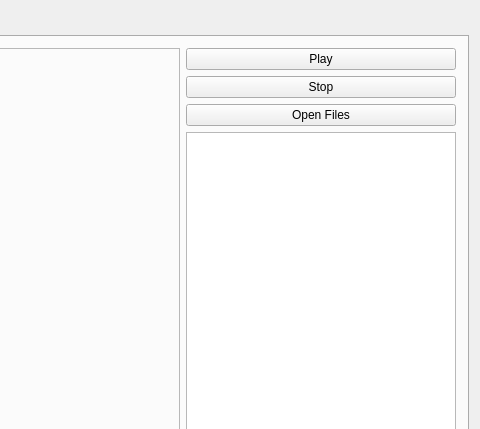
Qt form gui/forms/mainwindow.ui (studnitz/octopus) before a commit; both pictures show x 431 to 911 and y 0 to 429 of the 911 by 677 pixel window.
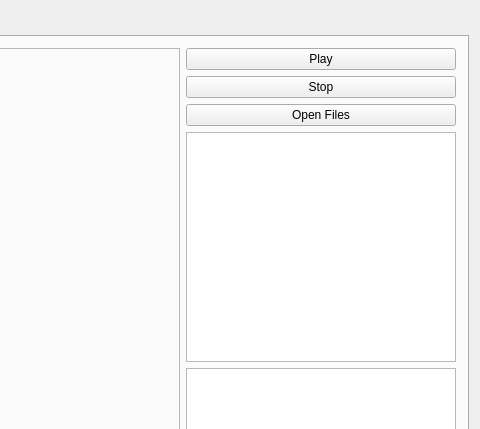
The same form after that commit. The open tabs and pages were chosen to show the change.

Commit message: Add list of recordings to playback tab

```diff
--- a/gui/forms/mainwindow.ui
+++ b/gui/forms/mainwindow.ui
@@ -300,6 +300,22 @@
               </property>
              </widget>
             </item>
+            <item>
+             <widget class="QListWidget" name="recordingList">
+              <property name="sizePolicy">
+               <sizepolicy hsizetype="Maximum" vsizetype="Expanding">
+                <horstretch>0</horstretch>
+                <verstretch>0</verstretch>
+               </sizepolicy>
+              </property>
+              <property name="minimumSize">
+               <size>
+                <width>270</width>
+                <height>0</height>
+               </size>
+              </property>
+             </widget>
+            </item>
             <item>
              <widget class="QListView" name="listView">
               <property name="sizePolicy">
```
Left out of the diff: 8 changed lines with no effect on the pictures. The commit also changes 6 other files.
